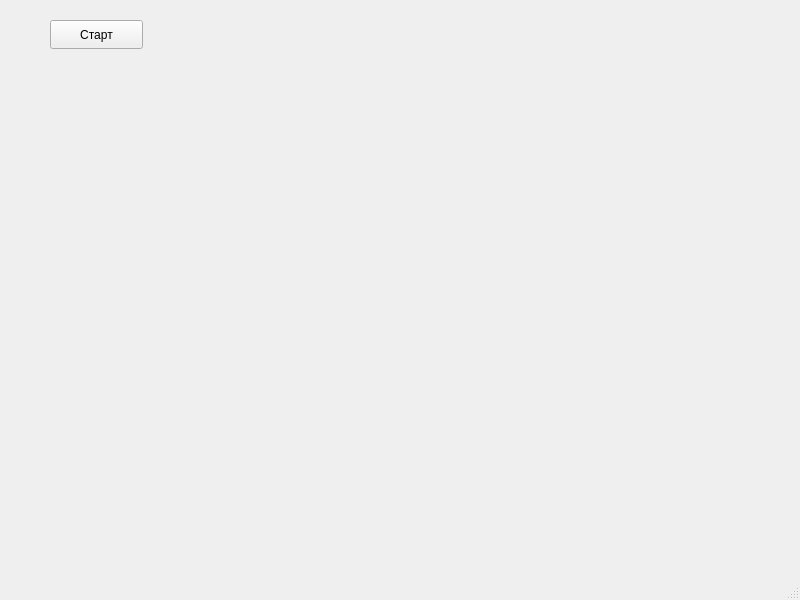
Above: mainwindow.ui from AlexeyScherbakov2021/Film before the change. Below: the same form after it.
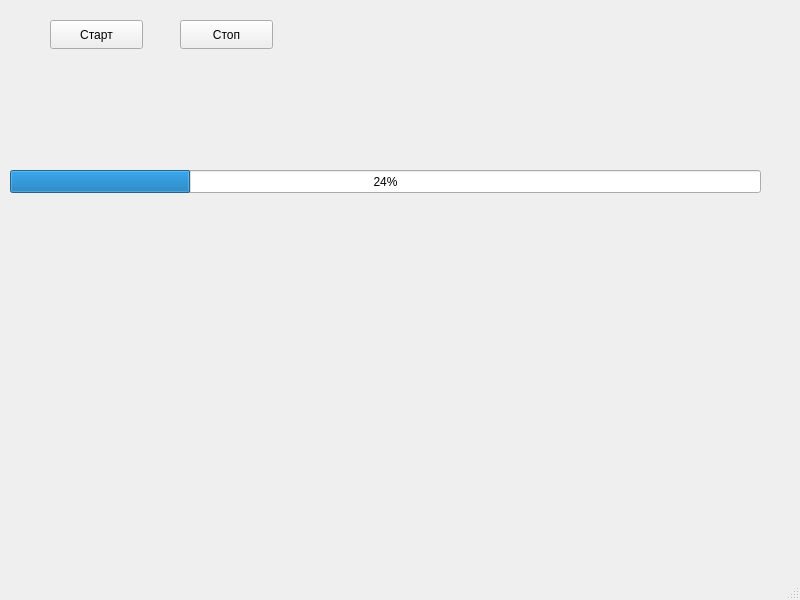
That is the form after the change.

What changed in the file:
```diff
--- a/mainwindow.ui
+++ b/mainwindow.ui
@@ -27,6 +27,32 @@
      <string>Старт</string>
     </property>
    </widget>
+   <widget class="QProgressBar" name="progressBar">
+    <property name="geometry">
+     <rect>
+      <x>10</x>
+      <y>170</y>
+      <width>751</width>
+      <height>23</height>
+     </rect>
+    </property>
+    <property name="value">
+     <number>24</number>
+    </property>
+   </widget>
+   <widget class="QPushButton" name="pushButtonStop">
+    <property name="geometry">
+     <rect>
+      <x>180</x>
+      <y>20</y>
+      <width>93</width>
+      <height>29</height>
+     </rect>
+    </property>
+    <property name="text">
+     <string>Стоп</string>
+    </property>
+   </widget>
   </widget>
   <widget class="QMenuBar" name="menubar">
    <property name="geometry">
```
